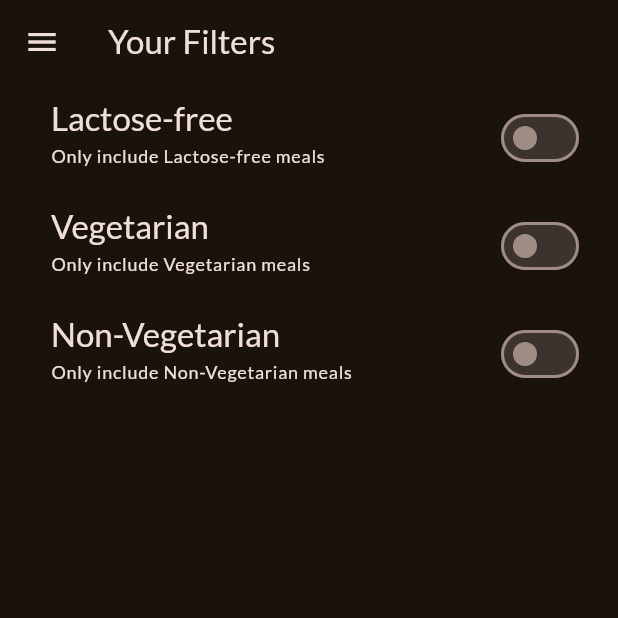
After one commit to Akshatjain2003/Meals_App, a Flutter app: the FilterScreen screen opened directly, on a phone screen of 412 x 824 dp, the top half of it. The commit adds this screen. Run offline on Flutter 3.47's test engine with Material 2 defaults, Android fonts, the phone set to English and light mode, and no system bars; our stand-ins replace google_fonts, transparent_image.

Commit message:
Added: Filter page and options

```diff
--- /dev/null
+++ b/lib/Screens/filter.dart
@@ -0,0 +1,122 @@
+import 'package:flutter/material.dart';
+import 'package:meals_app/Screens/tabs.dart';
+import 'package:meals_app/Widgets/main_drawer.dart';
+
+class FilterScreen extends StatefulWidget {
+  const FilterScreen({super.key});
+
+  @override
+  State<FilterScreen> createState() {
+    return _FilterScreenState();
+  }
+}
+
+class _FilterScreenState extends State<FilterScreen> {
+  var _lactoseFreeFilter = false;
+  var _vegetarianFilter = false;
+  var _nonVegetarianFilter = false;
+
+  @override
+  Widget build(BuildContext context) {
+    return Scaffold(
+      appBar: AppBar(
+        title: const Text('Your Filters'),
+      ),
+      drawer: MainDrawer(onSelectScreen: (identifier) {
+        Navigator.of(context).pop();
+        if (identifier == 'Meals') {
+          Navigator.of(context).push(
+            MaterialPageRoute(
+              builder: (ctx) => const TabsScreen(),
+            ),
+          );
+        }
+      }),
+      body: Column(
+        children: [
+          SwitchListTile(
+            value: _lactoseFreeFilter,
+            onChanged: (isChecked) {
+              setState(
+                () {
+                  _lactoseFreeFilter = isChecked;
+                },
+              );
+            },
+            title: Text(
+              'Lactose-free',
+              style: Theme.of(context).textTheme.titleLarge!.copyWith(
+                    color: Theme.of(context).colorScheme.onBackground,
+                  ),
+            ),
+            subtitle: Text(
+              'Only include Lactose-free meals',
+              style: Theme.of(context).textTheme.labelMedium!.copyWith(
+                    color: Theme.of(context).colorScheme.onBackground,
+                  ),
+            ),
+            activeColor: Theme.of(context).colorScheme.tertiary,
+            contentPadding: const EdgeInsets.only(
+              left: 34,
+              right: 22,
+            ),
+          ),
+          SwitchListTile(
+            value: _vegetarianFilter,
+            onChanged: (isChecked) {
+              setState(
+                () {
+                  _vegetarianFilter = isChecked;
+                },
+              );
+            },
+            title: Text(
+              'Vegetarian',
+              style: Theme.of(context).textTheme.titleLarge!.copyWith(
+                    color: Theme.of(context).colorScheme.onBackground,
+                  ),
+            ),
+            subtitle: Text(
+              'Only include Vegetarian meals',
+              style: Theme.of(context).textTheme.labelMedium!.copyWith(
+                    color: Theme.of(context).colorScheme.onBackground,
+                  ),
+            ),
+            activeColor: Theme.of(context).colorScheme.tertiary,
+            contentPadding: const EdgeInsets.only(
+              left: 34,
+              right: 22,
+            ),
+          ),
+          SwitchListTile(
+            value: _nonVegetarianFilter,
+            onChanged: (isChecked) {
+              setState(
+                () {
+                  _nonVegetarianFilter = isChecked;
+                },
+              );
+            },
+            title: Text(
+              'Non-Vegetarian',
+              style: Theme.of(context).textTheme.titleLarge!.copyWith(
+                    color: Theme.of(context).colorScheme.onBackground,
+                  ),
+            ),
+            subtitle: Text(
+              'Only include Non-Vegetarian meals',
+              style: Theme.of(context).textTheme.labelMedium!.copyWith(
+                    color: Theme.of(context).colorScheme.onBackground,
+                  ),
+            ),
+            activeColor: Theme.of(context).colorScheme.tertiary,
+            contentPadding: const EdgeInsets.only(
+              left: 34,
+              right: 22,
+            ),
+          ),
+        ],
+      ),
+    );
+  }
+}
```
Also changed, not shown: lib/Screens/tabs.dart (+18 -1 lines), lib/Widgets/main_drawer.dart (+10 -3 lines).
